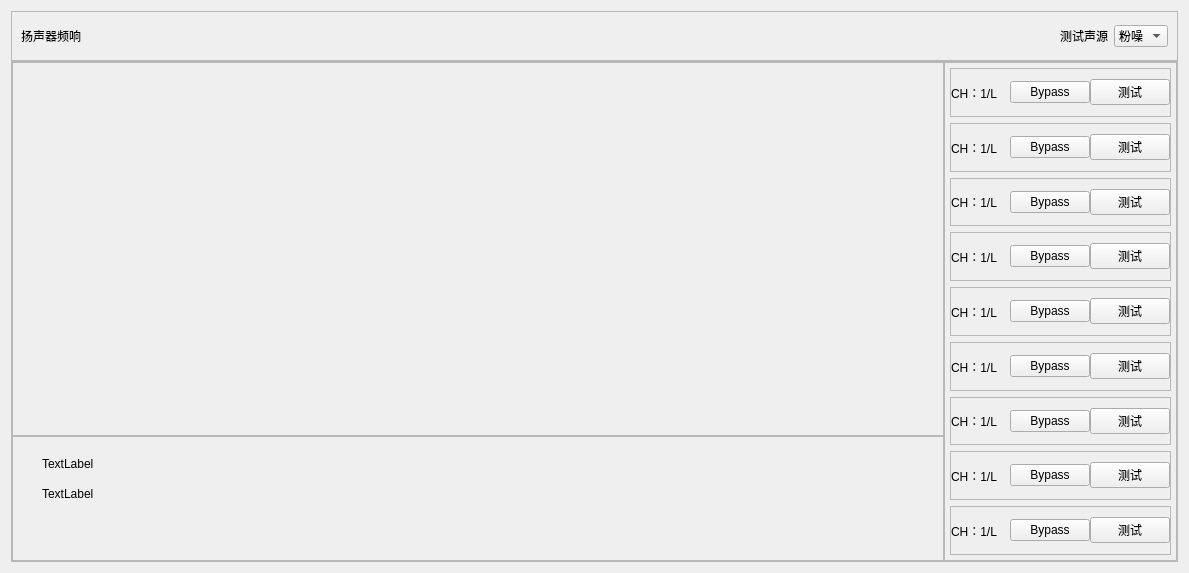
This is widgets/ui/LoudspeakerFrequencyResponse.ui in MarkFcx/3w as Qt 5 draws it before an edit. The edited form follows.
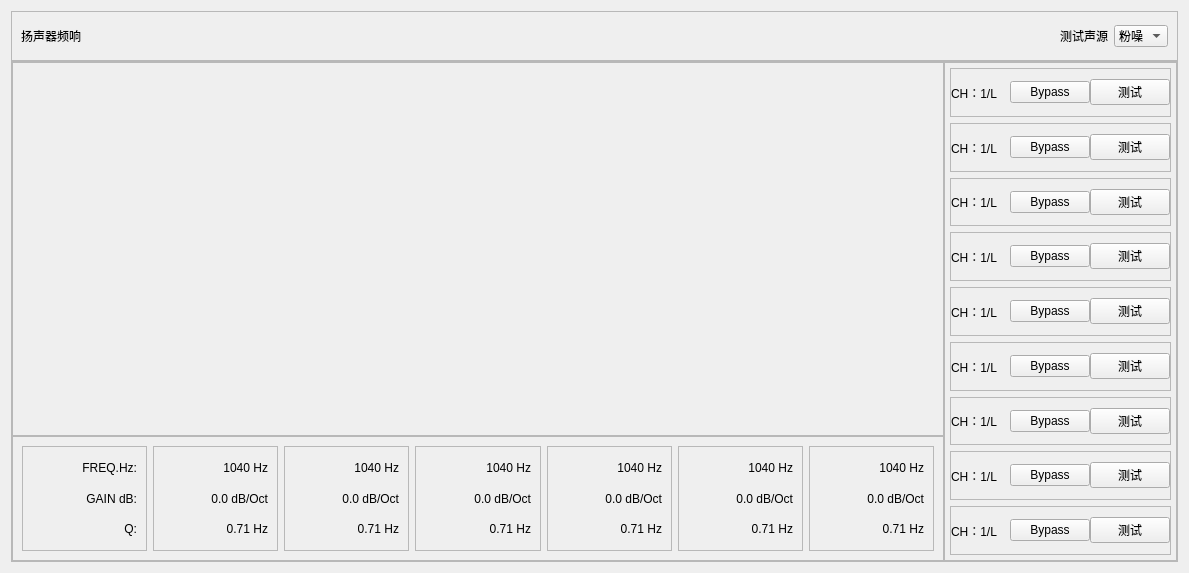
This is the edited form.

```diff
--- a/widgets/ui/LoudspeakerFrequencyResponse.ui
+++ b/widgets/ui/LoudspeakerFrequencyResponse.ui
@@ -107,32 +107,302 @@
         <property name="frameShadow">
          <enum>QFrame::Raised</enum>
         </property>
-        <widget class="QLabel" name="label_12">
-         <property name="geometry">
-          <rect>
-           <x>30</x>
-           <y>20</y>
-           <width>58</width>
-           <height>16</height>
-          </rect>
-         </property>
-         <property name="text">
-          <string>TextLabel</string>
-         </property>
-        </widget>
-        <widget class="QLabel" name="label_13">
-         <property name="geometry">
-          <rect>
-           <x>30</x>
-           <y>50</y>
-           <width>58</width>
-           <height>16</height>
-          </rect>
-         </property>
-         <property name="text">
-          <string>TextLabel</string>
-         </property>
-        </widget>
+        <layout class="QHBoxLayout" name="horizontalLayout_11">
+         <item>
+          <widget class="QFrame" name="frame_15">
+           <property name="frameShape">
+            <enum>QFrame::StyledPanel</enum>
+           </property>
+           <property name="frameShadow">
+            <enum>QFrame::Raised</enum>
+           </property>
+           <layout class="QVBoxLayout" name="verticalLayout_3">
+            <item>
+             <widget class="QLabel" name="label_12">
+              <property name="text">
+               <string>FREQ.Hz:</string>
+              </property>
+              <property name="alignment">
+               <set>Qt::AlignRight|Qt::AlignTrailing|Qt::AlignVCenter</set>
+              </property>
+             </widget>
+            </item>
+            <item>
+             <widget class="QLabel" name="label_13">
+              <property name="text">
+               <string>GAIN dB:</string>
+              </property>
+              <property name="alignment">
+               <set>Qt::AlignRight|Qt::AlignTrailing|Qt::AlignVCenter</set>
+              </property>
+             </widget>
+            </item>
+            <item>
+             <widget class="QLabel" name="label_14">
+              <property name="text">
+               <string>Q:</string>
+              </property>
+              <property name="alignment">
+               <set>Qt::AlignRight|Qt::AlignTrailing|Qt::AlignVCenter</set>
+              </property>
+             </widget>
+            </item>
+           </layout>
+          </widget>
+         </item>
+         <item>
+          <widget class="QFrame" name="frame_16">
+           <property name="frameShape">
+            <enum>QFrame::StyledPanel</enum>
+           </property>
+           <property name="frameShadow">
+            <enum>QFrame::Raised</enum>
+           </property>
+           <layout class="QVBoxLayout" name="verticalLayout_4">
+            <item>
+             <widget class="QLabel" name="label_15">
+              <property name="text">
+               <string>1040 Hz</string>
+              </property>
+              <property name="alignment">
+               <set>Qt::AlignRight|Qt::AlignTrailing|Qt::AlignVCenter</set>
+              </property>
+             </widget>
+            </item>
+            <item>
+             <widget class="QLabel" name="label_16">
+              <property name="text">
+               <string>0.0 dB/Oct</string>
+              </property>
+              <property name="alignment">
+               <set>Qt::AlignRight|Qt::AlignTrailing|Qt::AlignVCenter</set>
+              </property>
+             </widget>
+            </item>
+            <item>
+             <widget class="QLabel" name="label_17">
+              <property name="text">
+               <string>0.71 Hz</string>
+              </property>
+              <property name="alignment">
+               <set>Qt::AlignRight|Qt::AlignTrailing|Qt::AlignVCenter</set>
+              </property>
+             </widget>
+            </item>
+           </layout>
+          </widget>
+         </item>
+         <item>
+          <widget class="QFrame" name="frame_17">
+           <property name="frameShape">
+            <enum>QFrame::StyledPanel</enum>
+           </property>
+           <property name="frameShadow">
+            <enum>QFrame::Raised</enum>
+           </property>
+           <layout class="QVBoxLayout" name="verticalLayout_5">
+            <item>
+             <widget class="QLabel" name="label_18">
+              <property name="text">
+               <string>1040 Hz</string>
+              </property>
+              <property name="alignment">
+               <set>Qt::AlignRight|Qt::AlignTrailing|Qt::AlignVCenter</set>
+              </property>
+             </widget>
+            </item>
+            <item>
+             <widget class="QLabel" name="label_19">
+              <property name="text">
+               <string>0.0 dB/Oct</string>
+              </property>
+              <property name="alignment">
+               <set>Qt::AlignRight|Qt::AlignTrailing|Qt::AlignVCenter</set>
+              </property>
+             </widget>
+            </item>
+            <item>
+             <widget class="QLabel" name="label_20">
+              <property name="text">
+               <string>0.71 Hz</string>
+              </property>
+              <property name="alignment">
+               <set>Qt::AlignRight|Qt::AlignTrailing|Qt::AlignVCenter</set>
+              </property>
+             </widget>
+            </item>
+           </layout>
+          </widget>
+         </item>
+         <item>
+          <widget class="QFrame" name="frame_18">
+           <property name="frameShape">
+            <enum>QFrame::StyledPanel</enum>
+           </property>
+           <property name="frameShadow">
+            <enum>QFrame::Raised</enum>
+           </property>
+           <layout class="QVBoxLayout" name="verticalLayout_6">
+            <item>
+             <widget class="QLabel" name="label_21">
+              <property name="text">
+               <string>1040 Hz</string>
+              </property>
+              <property name="alignment">
+               <set>Qt::AlignRight|Qt::AlignTrailing|Qt::AlignVCenter</set>
+              </property>
+             </widget>
+            </item>
+            <item>
+             <widget class="QLabel" name="label_22">
+              <property name="text">
+               <string>0.0 dB/Oct</string>
+              </property>
+              <property name="alignment">
+               <set>Qt::AlignRight|Qt::AlignTrailing|Qt::AlignVCenter</set>
+              </property>
+             </widget>
+            </item>
+            <item>
+             <widget class="QLabel" name="label_23">
+              <property name="text">
+               <string>0.71 Hz</string>
+              </property>
+              <property name="alignment">
+               <set>Qt::AlignRight|Qt::AlignTrailing|Qt::AlignVCenter</set>
+              </property>
+             </widget>
+            </item>
+           </layout>
+          </widget>
+         </item>
+         <item>
+          <widget class="QFrame" name="frame_19">
+           <property name="frameShape">
+            <enum>QFrame::StyledPanel</enum>
+           </property>
+           <property name="frameShadow">
+            <enum>QFrame::Raised</enum>
+           </property>
+           <layout class="QVBoxLayout" name="verticalLayout_7">
+            <item>
+             <widget class="QLabel" name="label_24">
+              <property name="text">
+               <string>1040 Hz</string>
+              </property>
+              <property name="alignment">
+               <set>Qt::AlignRight|Qt::AlignTrailing|Qt::AlignVCenter</set>
+              </property>
+             </widget>
+            </item>
+            <item>
+             <widget class="QLabel" name="label_25">
+              <property name="text">
+               <string>0.0 dB/Oct</string>
+              </property>
+              <property name="alignment">
+               <set>Qt::AlignRight|Qt::AlignTrailing|Qt::AlignVCenter</set>
+              </property>
+             </widget>
+            </item>
+            <item>
+             <widget class="QLabel" name="label_26">
+              <property name="text">
+               <string>0.71 Hz</string>
+              </property>
+              <property name="alignment">
+               <set>Qt::AlignRight|Qt::AlignTrailing|Qt::AlignVCenter</set>
+              </property>
+             </widget>
+            </item>
+           </layout>
+          </widget>
+         </item>
+         <item>
+          <widget class="QFrame" name="frame_20">
+           <property name="frameShape">
+            <enum>QFrame::StyledPanel</enum>
+           </property>
+           <property name="frameShadow">
+            <enum>QFrame::Raised</enum>
+           </property>
+           <layout class="QVBoxLayout" name="verticalLayout_8">
+            <item>
+             <widget class="QLabel" name="label_27">
+              <property name="text">
+               <string>1040 Hz</string>
+              </property>
+              <property name="alignment">
+               <set>Qt::AlignRight|Qt::AlignTrailing|Qt::AlignVCenter</set>
+              </property>
+             </widget>
+            </item>
+            <item>
+             <widget class="QLabel" name="label_28">
+              <property name="text">
+               <string>0.0 dB/Oct</string>
+              </property>
+              <property name="alignment">
+               <set>Qt::AlignRight|Qt::AlignTrailing|Qt::AlignVCenter</set>
+              </property>
+             </widget>
+            </item>
+            <item>
+             <widget class="QLabel" name="label_29">
+              <property name="text">
+               <string>0.71 Hz</string>
+              </property>
+              <property name="alignment">
+               <set>Qt::AlignRight|Qt::AlignTrailing|Qt::AlignVCenter</set>
+              </property>
+             </widget>
+            </item>
+           </layout>
+          </widget>
+         </item>
+         <item>
+          <widget class="QFrame" name="frame_21">
+           <property name="frameShape">
+            <enum>QFrame::StyledPanel</enum>
+           </property>
+           <property name="frameShadow">
+            <enum>QFrame::Raised</enum>
+           </property>
+           <layout class="QVBoxLayout" name="verticalLayout_9">
+            <item>
+             <widget class="QLabel" name="label_30">
+              <property name="text">
+               <string>1040 Hz</string>
+              </property>
+              <property name="alignment">
+               <set>Qt::AlignRight|Qt::AlignTrailing|Qt::AlignVCenter</set>
+              </property>
+             </widget>
+            </item>
+            <item>
+             <widget class="QLabel" name="label_31">
+              <property name="text">
+               <string>0.0 dB/Oct</string>
+              </property>
+              <property name="alignment">
+               <set>Qt::AlignRight|Qt::AlignTrailing|Qt::AlignVCenter</set>
+              </property>
+             </widget>
+            </item>
+            <item>
+             <widget class="QLabel" name="label_32">
+              <property name="text">
+               <string>0.71 Hz</string>
+              </property>
+              <property name="alignment">
+               <set>Qt::AlignRight|Qt::AlignTrailing|Qt::AlignVCenter</set>
+              </property>
+             </widget>
+            </item>
+           </layout>
+          </widget>
+         </item>
+        </layout>
        </widget>
       </item>
       <item row="0" column="1" rowspan="2">
```
